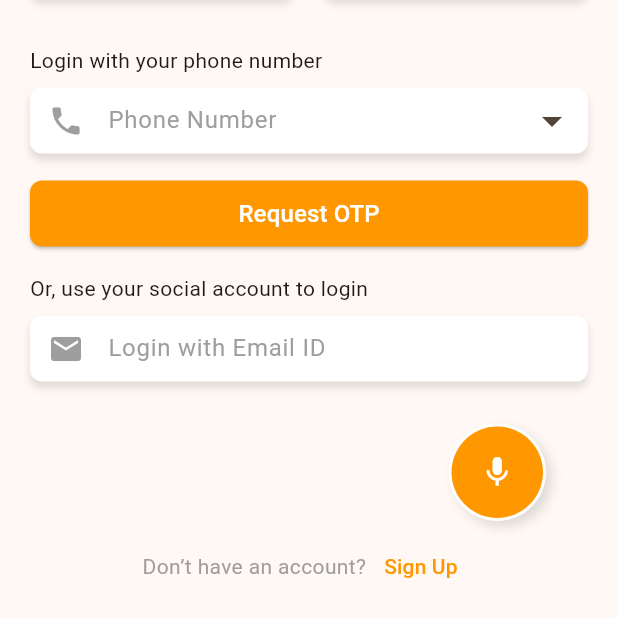
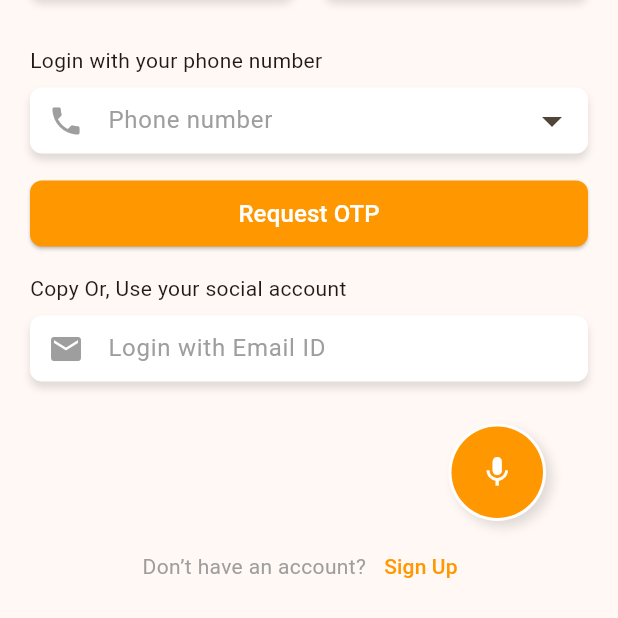
Before and after one commit to kghSachin/taks_in, a Flutter app: the screen it shows after launch, on a phone screen of 412 x 824 dp, the part 466-1084 px from its top. Run offline on Flutter 3.47's test engine with Material 2 defaults, Android fonts, the phone set to English and light mode, and no system bars; Roboto replaces fonts that are missing (Nunito, Poppins).

Commit message:
string constants fixed

```diff
--- /dev/null
+++ b/lib/Constants/string_constants.dart
@@ -0,0 +1,22 @@
+class StringConstants {
+  static const String loginScreenHeader = "LOGIN SCREEN";
+  static const String please = "Please";
+  static const String logIn = "LOG IN";
+  static const String toAccessYour = " to access your ";
+  static const String profile = "PROFILE!";
+  static const String onceYouHaveLoggedIn =
+      "Once you have logged in, you will be able to view and edit your profile information.";
+  static const String oneClickLoginUsing = "One-Click Login using";
+  static const String fingerPrint = "Finger print";
+  static const String facialRecognization = "Facial recognition";
+  static const String loginWithYourPhoneNumber = "Login with your phone number";
+  static const String phoneNumberHint = "Phone number";
+  static const String requestOtp = "Request OTP";
+  static const String copyOrUseYourSocialAcc =
+      "Copy Or, Use your social account";
+  static const String logInWithYourEmailId = "Login with Email ID";
+  static const String dontHaveAnAcc = "Don’t have an account?";
+  static const String signUp = "Sign Up";
+
+  StringConstants._();
+}
--- a/lib/screens/AuthScreen/login_screen.dart
+++ b/lib/screens/AuthScreen/login_screen.dart
@@ -1,6 +1,7 @@
 import 'package:flutter/material.dart';
 import 'package:taskassigned/widgets/face_recognization.dart';
 import 'package:taskassigned/widgets/finger_print.dart';
+import 'package:taskassigned/constants/string_constants.dart';
 
 class LoginScreen extends StatefulWidget {
   const LoginScreen({super.key});
@@ -39,7 +40,7 @@ class _LoginScreenState extends State<LoginScreen> {
                       width: 10,
                     ),
                     const Text(
-                      'LOGIN SCREEN',
+                      StringConstants.loginScreenHeader,
                       style: TextStyle(
                         fontSize: 16,
                         fontFamily: 'Poppins',
@@ -84,7 +85,7 @@ class _LoginScreenState extends State<LoginScreen> {
                     ),
                     children: [
                       TextSpan(
-                        text: 'LOG IN',
+                        text: StringConstants.logIn,
                         style: TextStyle(
                           fontSize: 16,
                           fontFamily: 'Poppins',
@@ -93,7 +94,7 @@ class _LoginScreenState extends State<LoginScreen> {
                         ),
                       ),
                       TextSpan(
-                        text: ' to access your ',
+                        text: StringConstants.toAccessYour,
                         style: TextStyle(
                           fontSize: 16,
                           fontFamily: 'Poppins',
@@ -102,7 +103,7 @@ class _LoginScreenState extends State<LoginScreen> {
                         ),
                       ),
                       TextSpan(
-                        text: 'PROFILE!',
+                        text: StringConstants.profile,
                         style: TextStyle(
                           fontSize: 16,
                           fontFamily: 'Poppins',
@@ -117,7 +118,7 @@ class _LoginScreenState extends State<LoginScreen> {
                   height: 4,
                 ),
                 const Text(
-                  "Once you have logged in, you will be able to view and edit your profile information.",
+                  StringConstants.onceYouHaveLoggedIn,
                   style: TextStyle(
                     fontSize: 14,
                     fontFamily: 'Poppins',
@@ -129,7 +130,7 @@ class _LoginScreenState extends State<LoginScreen> {
                   height: 16,
                 ),
                 const Text(
-                  "One-Click Login using",
+                  StringConstants.oneClickLoginUsing,
                   style: TextStyle(
                     fontSize: 14,
                     fontFamily: 'Poppins',
@@ -151,7 +152,7 @@ class _LoginScreenState extends State<LoginScreen> {
                   height: 32,
                 ),
                 const Text(
-                  "Login with your phone number",
+                  StringConstants.loginWithYourPhoneNumber,
                   style: TextStyle(
                     fontSize: 14,
                     fontFamily: 'Poppins',
@@ -187,7 +188,7 @@ class _LoginScreenState extends State<LoginScreen> {
                         size: 24,
                       ),
                       border: InputBorder.none,
-                      hintText: 'Phone Number',
+                      hintText: StringConstants.phoneNumberHint,
                       hintStyle: TextStyle(
                         fontSize: 16,
                         fontFamily: 'Nunito',
@@ -210,7 +211,7 @@ class _LoginScreenState extends State<LoginScreen> {
                     minimumSize: const Size(400, 44),
                   ),
                   child: const Text(
-                    "Request OTP",
+                    StringConstants.requestOtp,
                     style: TextStyle(
                       color: Colors.white,
                       fontSize: 16,
@@ -222,7 +223,7 @@ class _LoginScreenState extends State<LoginScreen> {
                   height: 16,
                 ),
                 const Text(
-                  "Or, use your social account to login",
+                  StringConstants.copyOrUseYourSocialAcc,
                   style: TextStyle(
                     fontSize: 14,
                     fontFamily: 'Poppins',
@@ -254,7 +255,7 @@ class _LoginScreenState extends State<LoginScreen> {
                         size: 24,
                       ),
                       border: InputBorder.none,
-                      hintText: 'Login with Email ID',
+                      hintText: StringConstants.logInWithYourEmailId,
                       hintStyle: TextStyle(
                         fontSize: 16,
                         fontFamily: 'Nunito',
@@ -316,7 +317,7 @@ class _LoginScreenState extends State<LoginScreen> {
                   child: Row(
                     mainAxisAlignment: MainAxisAlignment.center,
                     children: [
-                      const Text("Don’t have an account?",
+                      const Text(StringConstants.dontHaveAnAcc,
                           style: TextStyle(
                             color: Colors.grey,
                             fontSize: 14,
@@ -326,7 +327,7 @@ class _LoginScreenState extends State<LoginScreen> {
                       TextButton(
                         onPressed: () {},
                         child: const Text(
-                          "Sign Up",
+                          StringConstants.signUp,
                           style: TextStyle(color: Colors.orange),
                         ),
                       )
```
